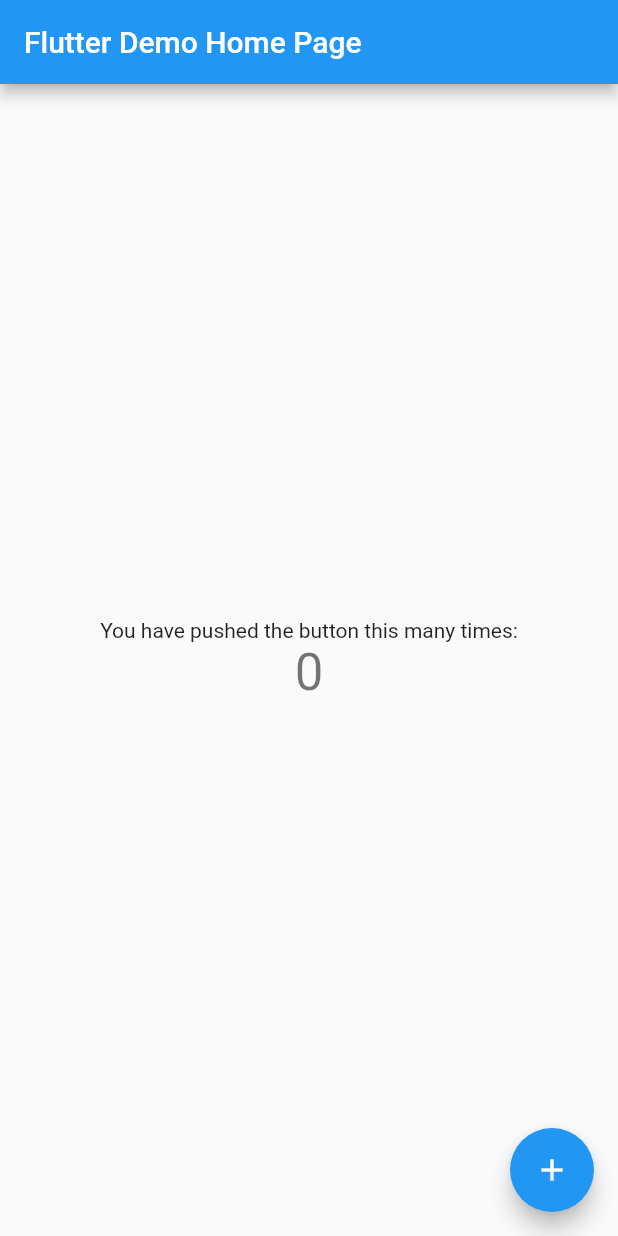
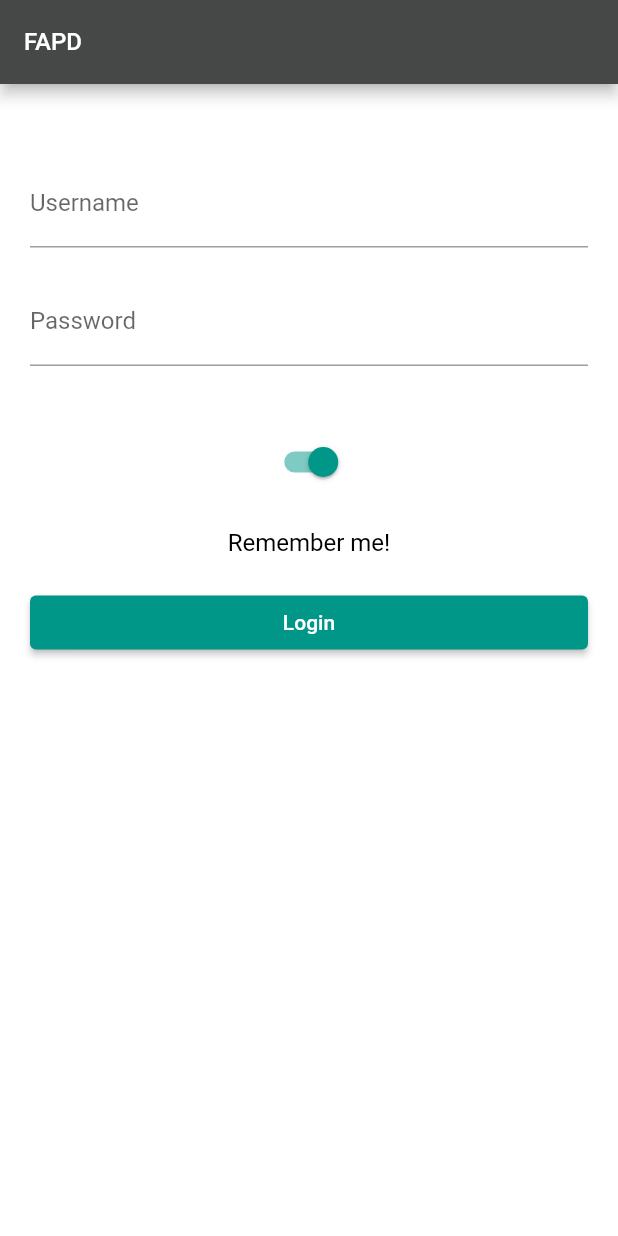
Before and after one commit to Alex-Kuchar/flutter_dart_zth, a Flutter app: the screen it shows after launch, on a phone screen of 412 x 824 dp. Run offline on Flutter 3.47's test engine with Material 2 defaults, Android fonts, the light colour scheme and no system bars; drawn by our look-alikes of flutter_platform_widgets.

Commit message:
native design basics finished

```diff
--- a/nativdesign/lib/main.dart
+++ b/nativdesign/lib/main.dart
@@ -1,4 +1,8 @@
+import 'package:flutter/cupertino.dart';
 import 'package:flutter/material.dart';
+import 'package:flutter_platform_widgets/flutter_platform_widgets.dart';
+import 'package:nativdesign/presentation/login/login.dart';
+import 'package:nativdesign/theme.dart';
 
 void main() {
   runApp(const MyApp());
@@ -7,109 +11,14 @@
 class MyApp extends StatelessWidget {
   const MyApp({super.key});
 
-  // This widget is the root of your application.
   @override
   Widget build(BuildContext context) {
-    return MaterialApp(
-      title: 'Flutter Demo',
-      theme: ThemeData(
-        // This is the theme of your application.
-        //
-        // Try running your application with "flutter run". You'll see the
-        // application has a blue toolbar. Then, without quitting the app, try
-        // changing the primarySwatch below to Colors.green and then invoke
-        // "hot reload" (press "r" in the console where you ran "flutter run",
-        // or simply save your changes to "hot reload" in a Flutter IDE).
-        // Notice that the counter didn't reset back to zero; the application
-        // is not restarted.
-        primarySwatch: Colors.blue,
-      ),
-      home: const MyHomePage(title: 'Flutter Demo Home Page'),
+    return PlatformApp(
+      debugShowCheckedModeBanner: false,
+      title: "Native Design",
+      home: const LoginPage(),
+      material: (_, __) => MaterialAppData(theme: materialThemeData),
+      cupertino: (_, __) => CupertinoAppData(theme: cupertinoTheme),
     );
   }
 }
-
-class MyHomePage extends StatefulWidget {
-  const MyHomePage({super.key, required this.title});
-
-  // This widget is the home page of your application. It is stateful, meaning
-  // that it has a State object (defined below) that contains fields that affect
-  // how it looks.
-
-  // This class is the configuration for the state. It holds the values (in this
-  // case the title) provided by the parent (in this case the App widget) and
-  // used by the build method of the State. Fields in a Widget subclass are
-  // always marked "final".
-
-  final String title;
-
-  @override
-  State<MyHomePage> createState() => _MyHomePageState();
-}
-
-class _MyHomePageState extends State<MyHomePage> {
-  int _counter = 0;
-
-  void _incrementCounter() {
-    setState(() {
-      // This call to setState tells the Flutter framework that something has
-      // changed in this State, which causes it to rerun the build method below
-      // so that the display can reflect the updated values. If we changed
-      // _counter without calling setState(), then the build method would not be
-      // called again, and so nothing would appear to happen.
-      _counter++;
-    });
-  }
-
-  @override
-  Widget build(BuildContext context) {
-    // This method is rerun every time setState is called, for instance as done
-    // by the _incrementCounter method above.
-    //
-    // The Flutter framework has been optimized to make rerunning build methods
-    // fast, so that you can just rebuild anything that needs updating rather
-    // than having to individually change instances of widgets.
-    return Scaffold(
-      appBar: AppBar(
-        // Here we take the value from the MyHomePage object that was created by
-        // the App.build method, and use it to set our appbar title.
-        title: Text(widget.title),
-      ),
-      body: Center(
-        // Center is a layout widget. It takes a single child and positions it
-        // in the middle of the parent.
-        child: Column(
-          // Column is also a layout widget. It takes a list of children and
-          // arranges them vertically. By default, it sizes itself to fit its
-          // children horizontally, and tries to be as tall as its parent.
-          //
-          // Invoke "debug painting" (press "p" in the console, choose the
-          // "Toggle Debug Paint" action from the Flutter Inspector in Android
-          // Studio, or the "Toggle Debug Paint" command in Visual Studio Code)
-          // to see the wireframe for each widget.
-          //
-          // Column has various properties to control how it sizes itself and
-          // how it positions its children. Here we use mainAxisAlignment to
-          // center the children vertically; the main axis here is the vertical
-          // axis because Columns are vertical (the cross axis would be
-          // horizontal).
-          mainAxisAlignment: MainAxisAlignment.center,
-          children: <Widget>[
-            const Text(
-              'You have pushed the button this many times:',
-            ),
-            Text(
-              '$_counter',
-              style: Theme.of(context).textTheme.headlineMedium,
-            ),
-          ],
-        ),
-      ),
-      floatingActionButton: FloatingActionButton(
-        onPressed: _incrementCounter,
-        tooltip: 'Increment',
-        child: const Icon(Icons.add),
-      ), // This trailing comma makes auto-formatting nicer for build methods.
-    );
-  }
-}
--- /dev/null
+++ b/nativdesign/lib/presentation/login/login.dart
@@ -0,0 +1,154 @@
+import 'dart:io';
+
+import 'package:flutter/cupertino.dart';
+import 'package:flutter/material.dart';
+import 'package:flutter/src/widgets/framework.dart';
+import 'package:flutter/src/widgets/placeholder.dart';
+import 'package:flutter_platform_widgets/flutter_platform_widgets.dart';
+import 'package:nativdesign/presentation/home/homePage.dart';
+
+import '../../theme.dart';
+import '../../utils/constants.dart';
+
+class LoginPage extends StatefulWidget {
+  const LoginPage({super.key});
+
+  @override
+  State<LoginPage> createState() => _LoginPageState();
+}
+
+class _LoginPageState extends State<LoginPage> {
+  bool buttonValue = true;
+  String switchText = "Remember me!";
+  String usernameEntered = "";
+  String passwordEntered = "";
+
+  @override
+  Widget build(BuildContext context) {
+    return PlatformScaffold(
+      appBar: PlatformAppBar(
+        title: Text(
+          "FAPD",
+          style: toolbarTextStyle,
+        ),
+        cupertino: (_, __) => CupertinoNavigationBarData(
+          transitionBetweenRoutes: false,
+        ),
+      ),
+      body: ListView(
+        children: [
+          // Username
+          Padding(
+            padding: const EdgeInsets.only(
+                top: padding_50, left: padding_20, right: padding_20),
+            child: PlatformTextField(
+              keyboardType: TextInputType.text,
+              onChanged: (text) {
+                usernameEntered = text;
+              },
+              material: (_, __) => MaterialTextFieldData(
+                  decoration: const InputDecoration(
+                labelText: username,
+              )),
+              cupertino: (_, __) => CupertinoTextFieldData(
+                placeholder: username,
+              ),
+            ),
+          ),
+          Padding(
+            padding: const EdgeInsets.all(padding_20),
+            child: PlatformTextField(
+              keyboardType: TextInputType.text,
+              onChanged: (text) {
+                passwordEntered = text;
+              },
+              material: (_, __) => MaterialTextFieldData(
+                  decoration: const InputDecoration(
+                    labelText: password,
+                  ),
+                  obscureText: true),
+              cupertino: (_, __) => CupertinoTextFieldData(
+                placeholder: password,
+                obscureText: true,
+              ),
+            ),
+          ),
+
+          // Switch
+          Column(
+            mainAxisAlignment: MainAxisAlignment.center,
+            children: [
+              Padding(
+                padding: const EdgeInsets.all(padding_20),
+                child: PlatformSwitch(
+                  value: buttonValue,
+                  onChanged: (value) {
+                    setState(() {
+                      buttonValue = value;
+
+                      if (value) {
+                        switchText = "Remember me!";
+                      } else {
+                        switchText = "Don't remember me!";
+                      }
+                    });
+                  },
+                ),
+              ),
+              Text(
+                "$switchText",
+                style: const TextStyle(
+                  color: Colors.black,
+                  fontSize: 16,
+                ),
+              ),
+            ],
+          ),
+          Padding(
+            padding: const EdgeInsets.all(padding_20),
+            child: PlatformElevatedButton(
+              child: Text(
+                login,
+                style: TextStyle(
+                  color: Colors.white,
+                ),
+              ),
+              material: (_, __) => MaterialElevatedButtonData(),
+              cupertino: (_, __) => CupertinoElevatedButtonData(),
+              onPressed: () {
+                if (usernameEntered.isEmpty || passwordEntered.isEmpty) {
+                  showAlertDialogue(unPwError);
+                } else {
+                  Navigator.pushReplacement(
+                      context,
+                      platformPageRoute(
+                          context: context,
+                          builder: (context) => const Homepage()));
+                }
+              },
+            ),
+          ),
+        ],
+      ),
+    );
+  }
+
+  void showAlertDialogue(String message) {
+    showPlatformDialog(
+        context: context,
+        builder: (_) {
+          return PlatformAlertDialog(
+            title: const Text(alert),
+            content: Text(message),
+            actions: [
+              PlatformDialogAction(
+                child: const Text(ok),
+                onPressed: () {
+                  Navigator.pop(context);
+                },
+              )
+            ],
+          );
+        });
+  }
+}
--- /dev/null
+++ b/nativdesign/lib/theme.dart
@@ -0,0 +1,28 @@
+import 'package:flutter/cupertino.dart';
+import 'package:flutter/material.dart';
+
+const barBackground = Color(0xff464747);
+const primaryColor = Color(0xff252525);
+const secondaryColor = Color(0xff7e7e7e);
+const scaffoldBackground = Colors.white;
+const accentColor = Colors.teal;
+
+final materialThemeData = ThemeData(
+    scaffoldBackgroundColor: scaffoldBackground,
+    appBarTheme: const AppBarTheme(color: barBackground),
+    primaryColor: primaryColor,
+    secondaryHeaderColor: secondaryColor,
+    //textTheme:const TextTheme().copyWith(bodyText1: const TextTheme().bodyText2),
+    colorScheme: ColorScheme.fromSwatch(primarySwatch: accentColor));
+
+const cupertinoTheme = CupertinoThemeData(
+    primaryColor: accentColor,
+    barBackgroundColor: barBackground,
+    primaryContrastingColor: accentColor,
+    scaffoldBackgroundColor: scaffoldBackground);
+
+const toolbarTextStyle = TextStyle(color: Colors.white, fontSize: 16.0);
+const textStyleBlackPlain = TextStyle(color: Colors.black, fontSize: 30);
+const bottomNavTextStyle = TextStyle(color: Colors.white, fontSize: 14.0);
+const toolbarButtonTextStyle = TextStyle(color: Colors.white, fontSize: 14.0);
+const tabsContentText = TextStyle(color: Colors.black, fontSize: 30);
--- /dev/null
+++ b/nativdesign/lib/utils/constants.dart
@@ -0,0 +1,15 @@
+const padding_20 = 20.0;
+const padding_10 = 10.0;
+const padding_50 = 50.0;
+const minimumPadding = 5.0;
+const String txtDashboard = "Dashboard";
+const String txtFeeds = "List";
+const String txtSettings = "Settings";
+const String usernameError = "Please enter valid username";
+const String username = "Username";
+const String passwordError = "Please enter valid password";
+const String password = "Password";
+const String unPwError = "Please enter both user name and password";
+const String login = "Login";
+const String alert = "Alert";
+const String ok = "Ok";
--- a/nativdesign/pubspec.yaml
+++ b/nativdesign/pubspec.yaml
@@ -35,6 +35,7 @@
   # The following adds the Cupertino Icons font to your application.
   # Use with the CupertinoIcons class for iOS style icons.
   cupertino_icons: ^1.0.2
+  flutter_platform_widgets: ^3.2.0
 
 dev_dependencies:
   flutter_test:
```
Also changed, not shown: nativdesign/lib/presentation/home/homepage.dart (added, +94 -0 lines), nativdesign/lib/presentation/home/platform_wrapper.dart (added, +17 -0 lines), nativdesign/pubspec.lock.
